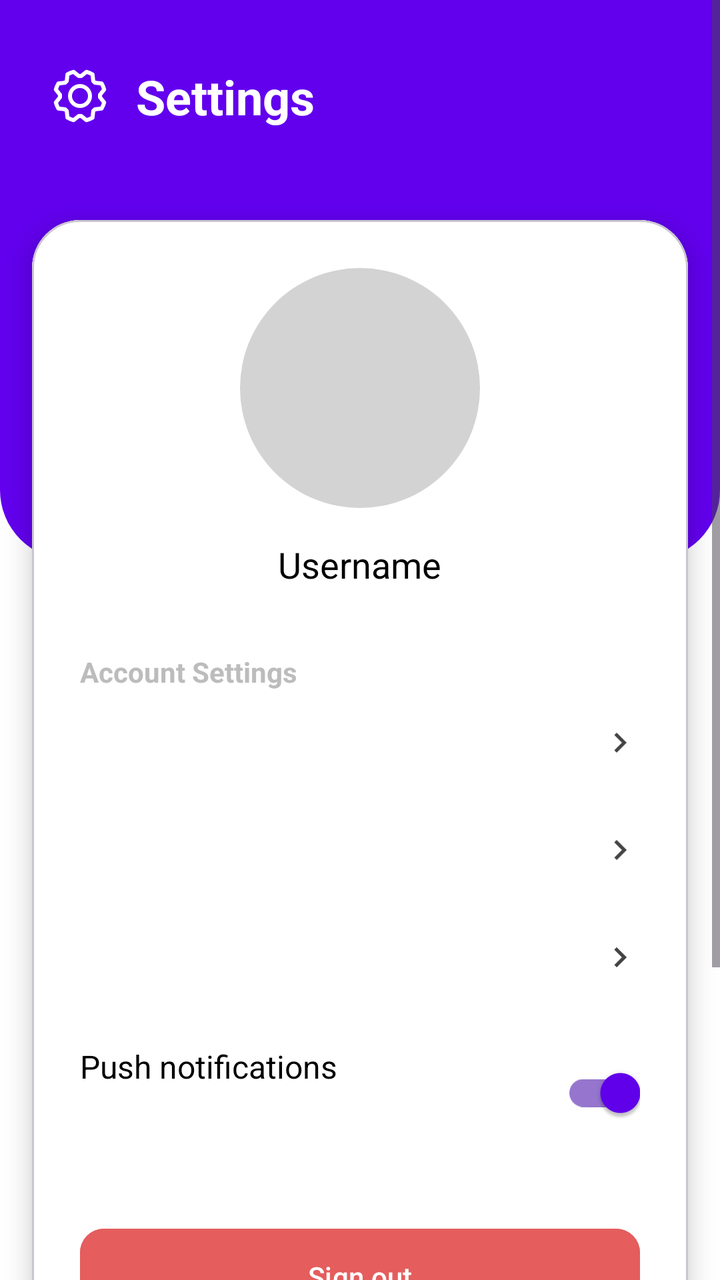
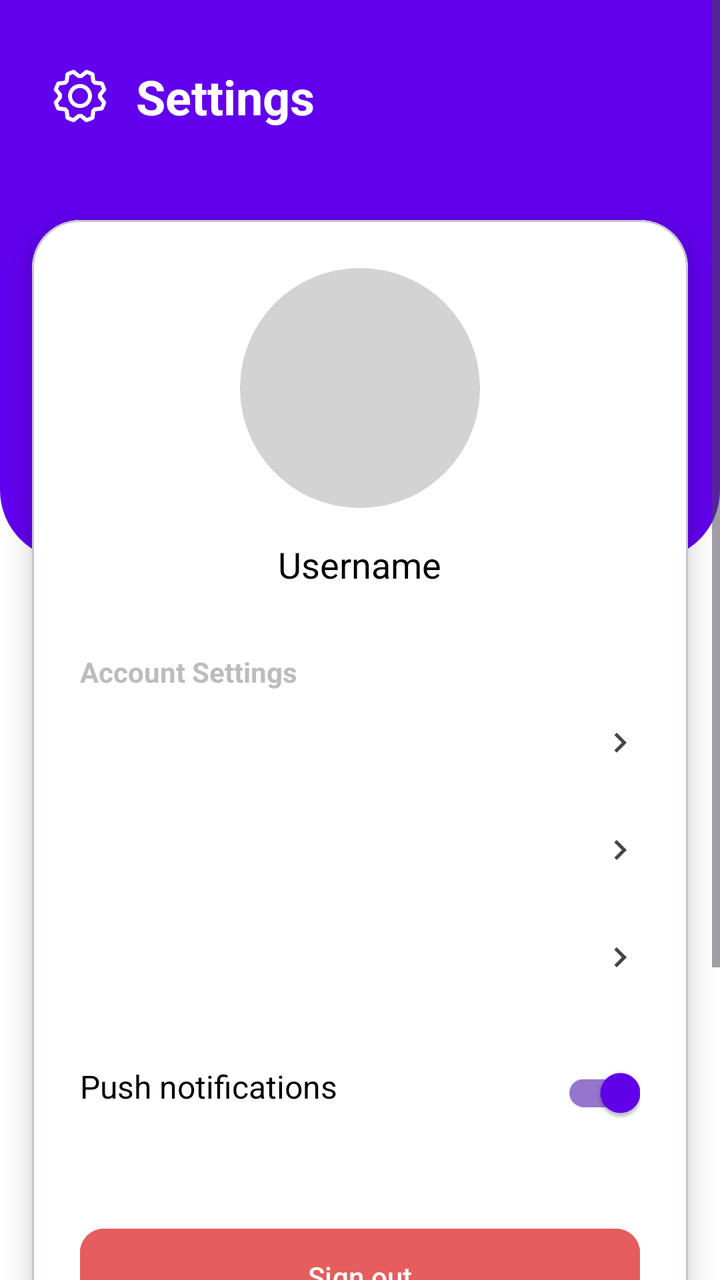

Screens rendered from an Android XML layout before and after an edit, with the pre-edit source and the edit as a unified diff.
<!-- AndroidManifest.xml: application theme Theme.BrainByte -->
<!-- res/layout/fragment_settings.xml -->
<ScrollView xmlns:android="http://schemas.android.com/apk/res/android"
    xmlns:app="http://schemas.android.com/apk/res-auto"
    android:layout_width="match_parent"
    android:layout_height="match_parent"
    android:fillViewport="true"
    android:clipChildren="false"
    android:clipToPadding="false"
    android:paddingBottom="70dp"
    android:background="@color/white">

    <androidx.constraintlayout.widget.ConstraintLayout
        android:layout_width="match_parent"
        android:layout_height="wrap_content"
        android:clipChildren="false"
        android:clipToPadding="false"
        android:paddingBottom="48dp">

        <View
            android:id="@+id/whiteBackground"
            android:layout_width="match_parent"
            android:layout_height="0dp"
            android:background="@color/white"
            app:layout_constraintTop_toTopOf="parent"
            app:layout_constraintBottom_toBottomOf="parent" />

        <View
            android:id="@+id/headerBackground"
            android:layout_width="match_parent"
            android:layout_height="280dp"
            android:background="@drawable/header_bottom_rounded"
            app:layout_constraintTop_toTopOf="parent" />

        <ImageView
            android:id="@+id/settingsIcon"
            android:layout_width="32dp"
            android:layout_height="32dp"
            android:layout_marginStart="24dp"
            android:layout_marginTop="32dp"
            android:src="@drawable/ic_settings"
            app:tint="@color/white"
            app:layout_constraintStart_toStartOf="parent"
            app:layout_constraintTop_toTopOf="parent" />

        <TextView
            android:layout_width="wrap_content"
            android:layout_height="wrap_content"
            android:layout_marginStart="12dp"
            android:text="Settings"
            android:textColor="@color/white"
            android:textSize="24sp"
            android:textStyle="bold"
            app:layout_constraintBottom_toBottomOf="@id/settingsIcon"
            app:layout_constraintStart_toEndOf="@id/settingsIcon"
            app:layout_constraintTop_toTopOf="@id/settingsIcon" />

        <com.google.android.material.card.MaterialCardView
            android:layout_width="match_parent"
            android:layout_height="wrap_content"
            android:layout_marginHorizontal="16dp"
            android:layout_marginTop="110dp"
            android:layout_marginBottom="16dp"
            app:cardCornerRadius="24dp"
            app:cardElevation="8dp"
            app:layout_constraintTop_toTopOf="parent"
            app:layout_constraintBottom_toBottomOf="parent">

            <LinearLayout
                android:layout_width="match_parent"
                android:layout_height="wrap_content"
                android:background="#FFFFFF"
                android:orientation="vertical"
                android:padding="24dp">

                <com.google.android.material.imageview.ShapeableImageView
                    android:layout_width="120dp"
                    android:layout_height="120dp"
                    android:layout_gravity="center_horizontal"
                    android:background="#D3D3D3"
                    app:shapeAppearanceOverlay="@style/CircleImage" />

                <TextView
                    android:layout_width="wrap_content"
                    android:layout_height="wrap_content"
                    android:layout_gravity="center_horizontal"
                    android:layout_marginTop="16dp"
                    android:text="Username"
                    android:textColor="#000000"
                    android:textSize="18sp" />

                <TextView
                    android:layout_width="wrap_content"
                    android:layout_height="wrap_content"
                    android:layout_marginTop="32dp"
                    android:text="Account Settings"
                    android:textColor="#BCBCBC"
                    android:textStyle="bold" />

                <include
                    android:id="@+id/row_edit"
                    layout="@layout/item_setting_row" />

                <include
                    android:id="@+id/row_password"
                    layout="@layout/item_setting_row" />

                <include
                    android:id="@+id/row_reminders"
                    layout="@layout/item_setting_row" />

                <RelativeLayout
                    android:layout_width="match_parent"
                    android:layout_height="wrap_content"
                    android:paddingVertical="16dp">

                    <TextView
                        android:layout_width="wrap_content"
                        android:layout_height="wrap_content"
                        android:text="Push notifications"
                        android:textColor="#000000"
                        android:textSize="16sp" />

                    <androidx.appcompat.widget.SwitchCompat
                        android:layout_width="wrap_content"
                        android:layout_height="wrap_content"
                        android:layout_alignParentEnd="true"
                        android:checked="true"
                        app:thumbTint="#6200EE"
                        app:trackTint="#9575CD" />
                </RelativeLayout>

                <Space
                    android:layout_width="match_parent"
                    android:layout_height="24dp" />

                <Button
                    android:layout_width="match_parent"
                    android:layout_height="56dp"
                    android:backgroundTint="#E55D5D"
                    android:text="Sign out"
                    android:textAllCaps="false"
                    android:textColor="@color/white"
                    app:cornerRadius="12dp" />

            </LinearLayout>
        </com.google.android.material.card.MaterialCardView>

    </androidx.constraintlayout.widget.ConstraintLayout>

</ScrollView>
<!-- res/layout/item_setting_row.xml (included above) -->
<RelativeLayout xmlns:android="http://schemas.android.com/apk/res/android"
    xmlns:app="http://schemas.android.com/apk/res-auto"
    android:layout_width="match_parent"
    android:layout_height="wrap_content"
    android:paddingVertical="16dp">

    <TextView
        android:id="@+id/rowText"
        android:layout_width="wrap_content"
        android:layout_height="wrap_content"
        android:text=""
        android:textColor="#000000"
        android:textSize="16sp" />

    <ImageView
        android:id="@+id/rowIcon"
        android:layout_width="20dp"
        android:layout_height="20dp"
        android:layout_alignParentEnd="true"
        android:src="@drawable/ic_chevron_right"
        app:tint="#444444" />

</RelativeLayout>
<!-- resources referenced by this layout -->
<resources>
  <color name="white">#FFFFFFFF</color>
  <!-- drawable header_bottom_rounded (drawable) -->
  <?xml version="1.0" encoding="utf-8"?>
  <shape xmlns:android="http://schemas.android.com/apk/res/android">
      <solid android:color="#6200EE" /> <corners
      android:bottomLeftRadius="35dp"
      android:bottomRightRadius="35dp"
      android:topLeftRadius="0dp"
      android:topRightRadius="0dp" />
  </shape>
  <!-- drawable ic_chevron_right (drawable) -->
  <vector xmlns:android="http://schemas.android.com/apk/res/android" android:height="24dp" android:tint="#000000" android:viewportHeight="24" android:viewportWidth="24" android:width="24dp">
        
      <path android:fillColor="@android:color/white" android:pathData="M10,6L8.59,7.41 13.17,12l-4.58,4.59L10,18l6,-6z"/>
      
  </vector>
  <!-- drawable ic_settings: vector/xml drawable (drawable, 2217 chars, omitted) -->
  <style name="CircleImage" parent="ShapeAppearance.Material3.MediumComponent">
          <item name="cornerSize">50%</item>
      </style>
  <style name="Theme.BrainByte" parent="Base.Theme.BrainByte" />
  <style name="Base.Theme.BrainByte" parent="Theme.Material3.DayNight.NoActionBar">
      </style>
</resources>

<!-- the commit's change to res/layout/fragment_settings.xml (unified diff, before → after) -->
@@ -117,7 +117,8 @@
                         android:layout_height="wrap_content"
                         android:text="Push notifications"
                         android:textColor="#000000"
-                        android:textSize="16sp" />
+                        android:textSize="16sp"
+                        android:paddingTop="10sp"/>
 
                     <androidx.appcompat.widget.SwitchCompat
                         android:layout_width="wrap_content"
